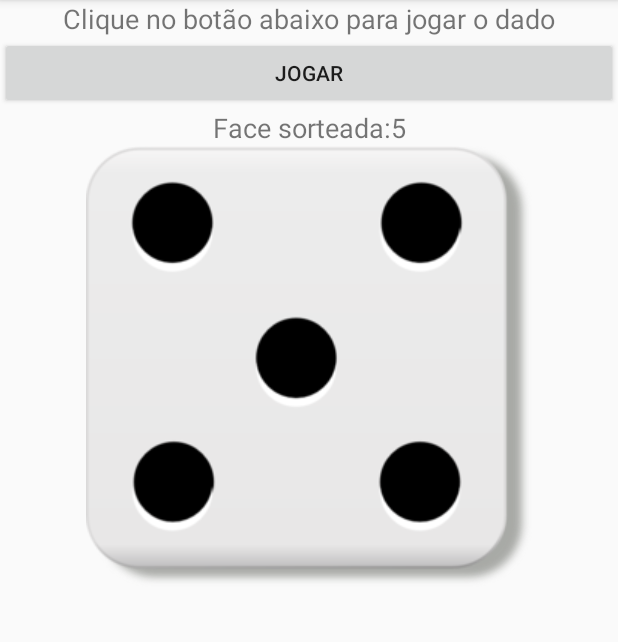
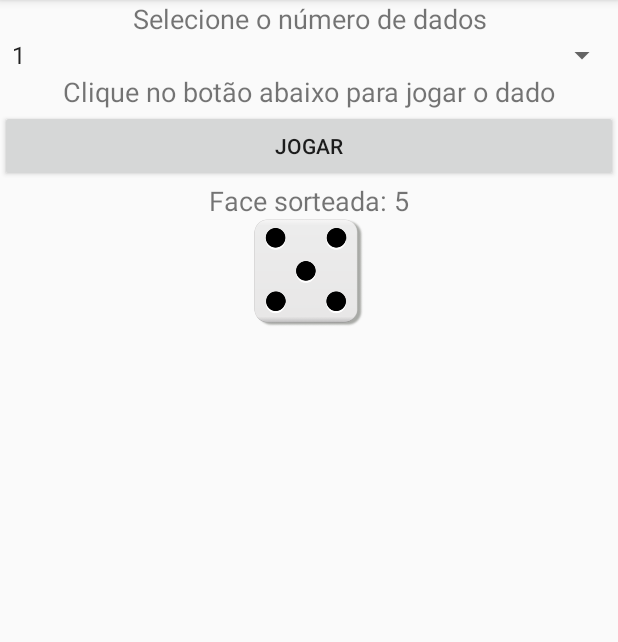
Before and after one commit to GustavoLopes899/DiceSDM, an Android app: the screen it shows after launch (MainActivity), after a tap on "JOGAR", on a phone screen of 412 x 824 dp, the part 84-726 px from its top. Run offline under Robolectric (Android 15) with nearby library versions, the light colour scheme and no system bars.

Commit message:
Adicionando Spinner e novo ImageView e suas dependências

```diff
--- a/app/src/main/java/br/edu/ifsp/scl/sdm/MainActivity.java
+++ b/app/src/main/java/br/edu/ifsp/scl/sdm/MainActivity.java
@@ -4,6 +4,7 @@ import android.os.Bundle;
 import android.view.View;
 import android.widget.Button;
 import android.widget.ImageView;
+import android.widget.Spinner;
 import android.widget.TextView;
 
 import androidx.appcompat.app.AppCompatActivity;
@@ -19,6 +20,8 @@ public class MainActivity extends AppCompatActivity implements View.OnClickListe
     private TextView resultadoTextView;
     private Button jogarDadoButton;
     private ImageView resultadoImageView;
+    private Spinner numDadosSpinner;
+    private ImageView resultado2ImageView;
 
     @Override
     protected void onCreate(Bundle savedInstanceState) {
@@ -37,14 +40,38 @@ public class MainActivity extends AppCompatActivity implements View.OnClickListe
 
         // Recuperando referência para o resultadoImageView do arquivo de layout
         resultadoImageView = findViewById(R.id.resultadoImageView);
+
+        // Recuperando referência para o numDadosSpinner do arquivo de layout
+        numDadosSpinner = findViewById(R.id.numDadosSpinner);
+
+        // Recuperando referência para o resultado2ImageView do arquivo de layout
+        resultado2ImageView = findViewById(R.id.resultado2ImageView);
     }
 
     @Override
     public void onClick(View view) {
         if (view.getId() == R.id.jogarDadoButton) {
-            int resultado = geradorRandomico.nextInt(6) + 1;
-            resultadoTextView.setText(getString(R.string.face_sorteada) + resultado);
-            setImageResource(resultadoImageView, resultado);
+            // Recuperando o número de dados selecionados
+            int numDados = Integer.parseInt(
+                    numDadosSpinner.getSelectedItem().toString());
+            // String que armazena números sorteados
+            String resultadoText = "Faces sorteadas: ";
+            // Visibilidade do resultado2ImageView de acordo com número de dados
+            if (numDados == 2) {
+                resultado2ImageView.setVisibility(View.VISIBLE);
+            } else {
+                resultado2ImageView.setVisibility(View.GONE);
+                resultadoText = "Face sorteada: ";
+            }
+            // Sorteando números de acordo com número de dados
+            for (int i = 1; i <= numDados; i++) {
+                int resultado = geradorRandomico.nextInt(6) + 1;
+                resultadoText += resultado + ", ";
+                ImageView iv = (i == 1) ? resultadoImageView : resultado2ImageView;
+                setImageResource(iv, resultado);
+            }
+            resultadoTextView.setText(
+                    resultadoText.substring(0, resultadoText.lastIndexOf(',')));
         }
     }
 
--- a/app/src/main/res/layout/activity_main.xml
+++ b/app/src/main/res/layout/activity_main.xml
@@ -15,7 +15,7 @@
         android:textSize="18sp"
         app:layout_constraintLeft_toLeftOf="parent"
         app:layout_constraintRight_toRightOf="parent"
-        app:layout_constraintTop_toTopOf="parent" />
+        app:layout_constraintTop_toBottomOf="@id/numDadosSpinner" />
 
     <Button
         android:id="@+id/jogarDadoButton"
@@ -40,11 +40,42 @@
     <ImageView
         android:id="@+id/resultadoImageView"
         android:layout_width="0dp"
-        android:layout_height="wrap_content"
+        android:layout_height="72dp"
+        android:contentDescription="@string/mostrar_dado"
         app:layout_constraintEnd_toEndOf="parent"
         app:layout_constraintStart_toStartOf="parent"
         app:layout_constraintTop_toBottomOf="@id/resultadoTextView"
         app:srcCompat="@android:color/transparent" />
 
+    <TextView
+        android:id="@+id/textView2"
+        android:layout_width="0dp"
+        android:layout_height="wrap_content"
+        android:gravity="center_horizontal"
+        android:text="@string/selecione_o_numero_de_dados"
+        android:textSize="18sp"
+        app:layout_constraintEnd_toEndOf="parent"
+        app:layout_constraintStart_toStartOf="parent"
+        app:layout_constraintTop_toTopOf="parent" />
+
+    <Spinner
+        android:id="@+id/numDadosSpinner"
+        android:layout_width="0dp"
+        android:layout_height="wrap_content"
+        android:entries="@array/numero_dados"
+        app:layout_constraintEnd_toEndOf="parent"
+        app:layout_constraintStart_toStartOf="parent"
+        app:layout_constraintTop_toBottomOf="@+id/textView2" />
+
+    <ImageView
+        android:id="@+id/resultado2ImageView"
+        android:layout_width="0dp"
+        android:layout_height="72dp"
+        android:contentDescription="@string/mostrar_dado"
+        android:visibility="gone"
+        app:layout_constraintEnd_toEndOf="parent"
+        app:layout_constraintStart_toStartOf="parent"
+        app:layout_constraintTop_toBottomOf="@id/resultadoImageView"
+        app:srcCompat="@android:color/transparent" />
 
 </androidx.constraintlayout.widget.ConstraintLayout>
--- a/app/src/main/res/values/strings.xml
+++ b/app/src/main/res/values/strings.xml
@@ -4,4 +4,10 @@
     <string name="jogar">Jogar</string>
     <string name="ainda_nao_foi_lancado">Ainda não foi lançado</string>
     <string name="face_sorteada">Face sorteada:</string>
+    <string name="selecione_o_numero_de_dados">Selecione o número de dados</string>
+    <string name="mostrar_dado">Mostrar dado</string>
+    <string-array name="numero_dados">
+        <item>1</item>
+        <item>2</item>
+    </string-array>
 </resources>
```
